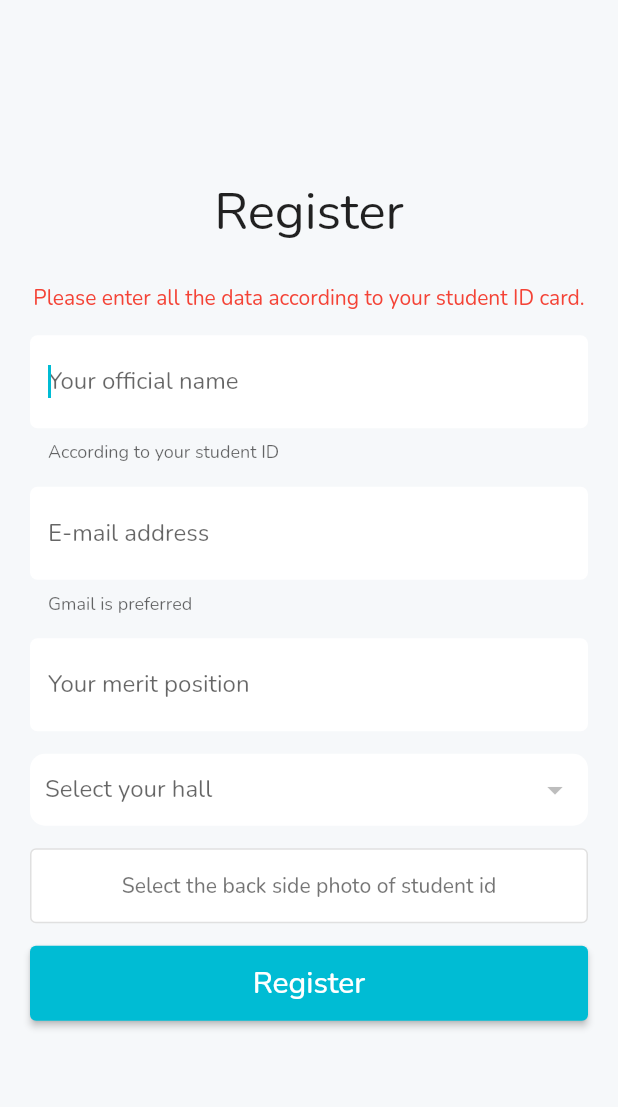
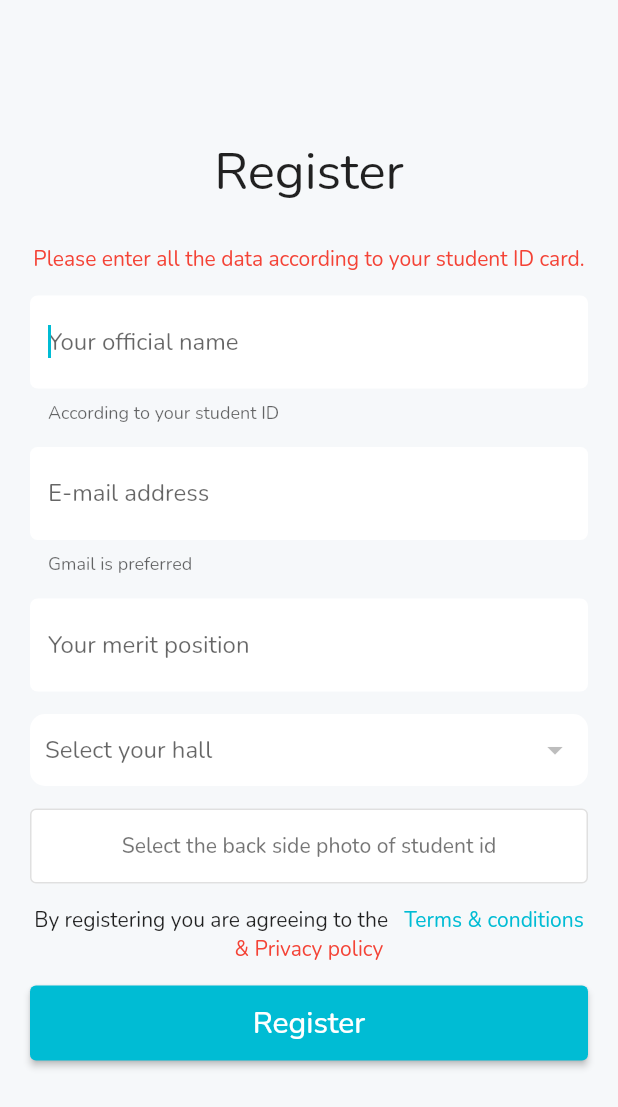
Before and after one commit to Xatta-Trone/PL-flutter-app, a Flutter app: the Register screen opened by its route, after a tap on "Current undergrad student", on a phone screen of 412 x 824 dp. Shown: the top 1107 px of the screen. Run offline on Flutter 3.47's test engine with Material 2 defaults, Android fonts, the phone set to English and light mode, and no system bars; drawn by our look-alikes of modal_progress_hud_nsn; our stand-ins replace carousel_slider, device_info_plus, dio, dropdown_search, file_picker, flutter_html and 6 more; missing offline and left inert: barcode_finder, platform_device_id; accounts and stored records are empty; network calls fail.

Commit message:
tnc and privacy added in the register page

```diff
--- a/lib/screens/auth/Register.dart
+++ b/lib/screens/auth/Register.dart
@@ -3,8 +3,8 @@ import 'dart:io';
 import 'package:barcode_finder/barcode_finder.dart';
 import 'package:file_picker/file_picker.dart';
 import 'package:flutter/foundation.dart';
+import 'package:flutter/gestures.dart';
 import 'package:flutter/material.dart';
-import 'package:flutter/services.dart';
 import 'package:get/get.dart';
 import 'package:modal_progress_hud_nsn/modal_progress_hud_nsn.dart';
 import 'package:plandroid/constants/const.dart';
@@ -362,6 +362,9 @@ class _RegisterState extends State<Register> {
                                               'Select the back side photo of student id',
                                             ),
                                           ),
+                                          const SizedBox(
+                                            height: 15.0,
+                                          ),
                                           if (image != null) ...[
                                             const SizedBox(
                                               height: 15.0,
@@ -372,8 +375,50 @@ class _RegisterState extends State<Register> {
                                                 image,
                                                 fit: BoxFit.cover,
                                               ),
-                                            )
+                                            ),
                                           ],
+
+                                          Text.rich(
+                                            textAlign: TextAlign.center,
+                                            TextSpan(
+                                              text:
+                                                  'By registering you are agreeing to the ',
+                                              children: [
+                                                const TextSpan(text: '  '),
+                                                TextSpan(
+                                                  text: 'Terms & conditions',
+                                                  recognizer:
+                                                      TapGestureRecognizer()
+                                                        ..onTap = () {
+                                                          Globals.launchURL(
+                                                              "$homeUrl/page/terms-and-conditions");
+                                                        },
+                                                  style: Theme.of(context)
+                                                      .textTheme
+                                                      .bodyMedium
+                                                      ?.copyWith(
+                                                          color: Colors.cyan),
+                                                ),
+                                                const TextSpan(text: '  '),
+                                                TextSpan(
+                                                  text: ' & Privacy policy',
+                                                  recognizer:
+                                                      TapGestureRecognizer()
+                                                        ..onTap = () {
+                                                          Globals.launchURL(
+                                                              "$homeUrl/page/privacy-policy");
+                                                        },
+                                                  style: Theme.of(context)
+                                                      .textTheme
+                                                      .bodyMedium
+                                                      ?.copyWith(
+                                                          color: Colors.red),
+                                                ),
+                                              ],
+                                            ),
+                                          ),
+
+
                                           const SizedBox(
                                             height: 15.0,
                                           ),
```
